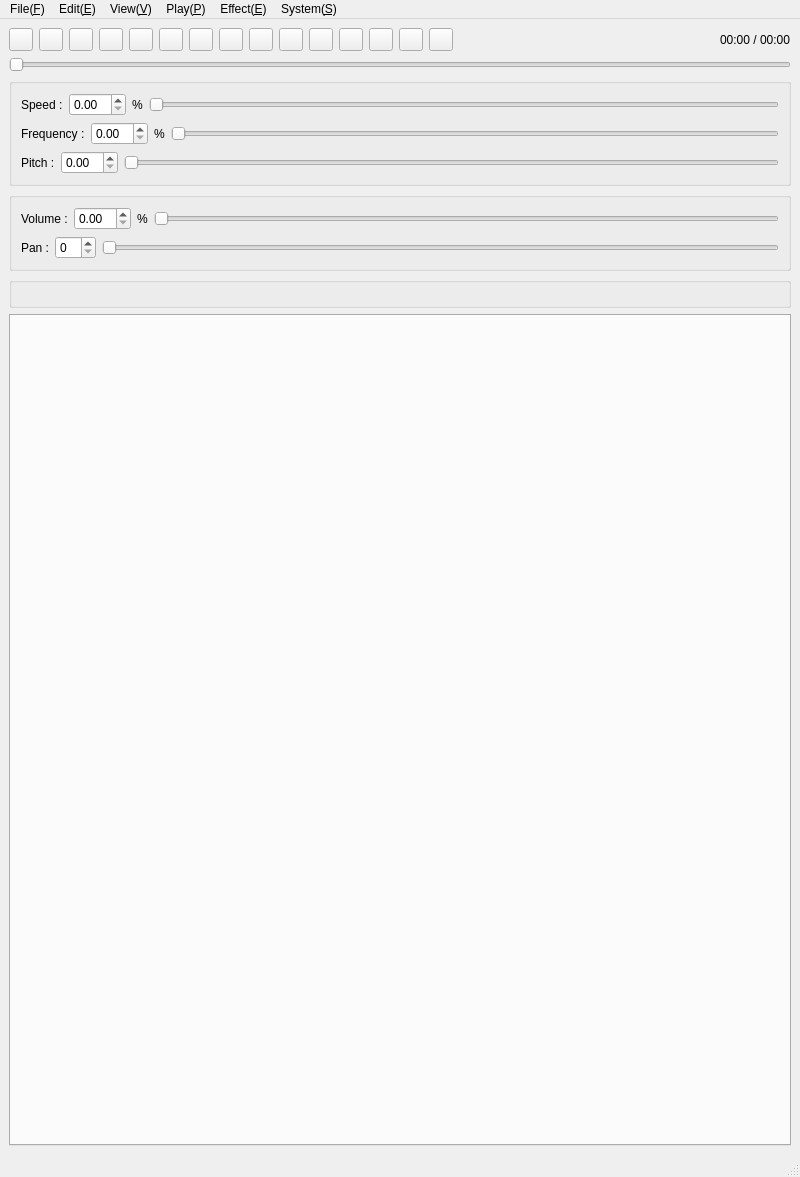
Before: the Qt Designer form qt_gui/src/MainWnd/MainWnd.ui in ryotayama/hayaemon_windows, drawn with Qt 5.
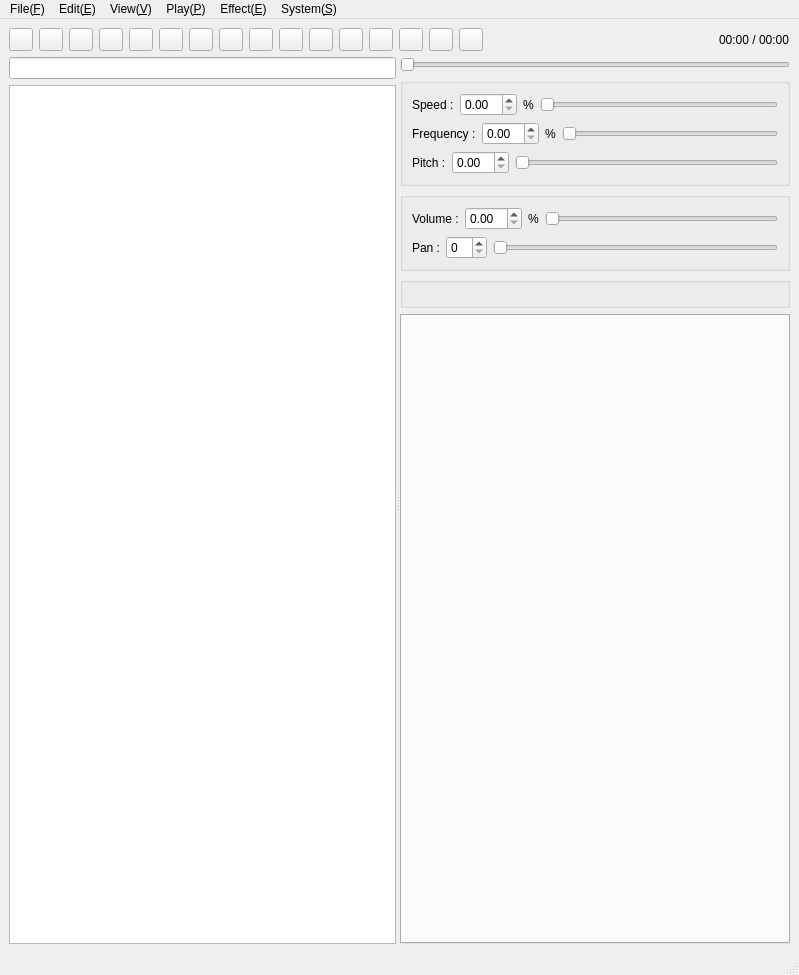
After: the same form once the commit is applied. Icons and pictures are not drawn. Custom widgets are drawn as their Qt base class.

What changed in the file:
```diff
--- a/qt_gui/src/MainWnd/MainWnd.ui
+++ b/qt_gui/src/MainWnd/MainWnd.ui
@@ -6,8 +6,8 @@
    <rect>
     <x>0</x>
     <y>0</y>
-    <width>800</width>
-    <height>1177</height>
+    <width>799</width>
+    <height>975</height>
    </rect>
   </property>
   <property name="windowTitle">
@@ -18,7 +18,7 @@
     <normaloff>:/icon/resource/icon1.ico</normaloff>:/icon/resource/icon1.ico</iconset>
   </property>
   <widget class="QWidget" name="centralwidget">
-   <layout class="QVBoxLayout" name="verticalLayout_2">
+   <layout class="QVBoxLayout" name="verticalLayout_2" stretch="1,1000">
     <item>
      <layout class="QHBoxLayout" name="horizontalLayout">
       <item>
@@ -279,6 +279,23 @@
         </property>
        </widget>
       </item>
+      <item>
+       <widget class="QToolButton" name="explorerButton">
+        <property name="toolTip">
+         <string>Switch visibility of explorer</string>
+        </property>
+        <property name="text">
+         <string/>
+        </property>
+        <property name="icon">
+         <iconset resource="../Hayaemon.qrc">
+          <normaloff>:/icon/resource/explorer.png</normaloff>:/icon/resource/explorer.png</iconset>
+        </property>
+        <property name="checkable">
+         <bool>true</bool>
+        </property>
+       </widget>
+      </item>
       <item>
        <spacer name="horizontalSpacer">
         <property name="orientation">
@@ -302,6 +319,30 @@
      </layout>
     </item>
     <item>
+     <widget class="QSplitter" name="splitter">
+      <property name="orientation">
+       <enum>Qt::Horizontal</enum>
+      </property>
+      <property name="childrenCollapsible">
+       <bool>false</bool>
+      </property>
+      <widget class="QWidget" name="layoutWidget">
+       <layout class="QVBoxLayout" name="explorerLayout">
+        <item>
+         <widget class="CExplorerBar" name="m_explorerBar"/>
+        </item>
+        <item>
+         <widget class="CExplorer" name="m_explorer">
+          <property name="showGrid">
+           <bool>false</bool>
+          </property>
+         </widget>
+        </item>
+       </layout>
+      </widget>
+      <widget class="QWidget" name="layoutWidget">
+       <layout class="QVBoxLayout" name="verticalLayout_4">
+        <item>
      <widget class="CSliderCtrlCore" name="timeSlider">
       <property name="orientation">
        <enum>Qt::Horizontal</enum>
@@ -474,12 +515,16 @@
     </item>
    </layout>
   </widget>
+     </widget>
+    </item>
+   </layout>
+  </widget>
   <widget class="QMenuBar" name="menubar">
    <property name="geometry">
     <rect>
      <x>0</x>
      <y>0</y>
-     <width>800</width>
+     <width>799</width>
      <height>31</height>
     </rect>
    </property>
@@ -3270,6 +3315,16 @@
    <extends>QDoubleSpinBox</extends>
    <header>PitchSpinBox.h</header>
   </customwidget>
+  <customwidget>
+   <class>CExplorer</class>
+   <extends>QTableView</extends>
+   <header>Explorer.h</header>
+  </customwidget>
+  <customwidget>
+   <class>CExplorerBar</class>
+   <extends>QLineEdit</extends>
+   <header>ExplorerBar.h</header>
+  </customwidget>
  </customwidgets>
  <tabstops>
   <tabstop>prevButton</tabstop>
```
Left out of the diff: 19 changed lines with no effect on the pictures. Lines whose indentation alone changed are shown as unchanged.
